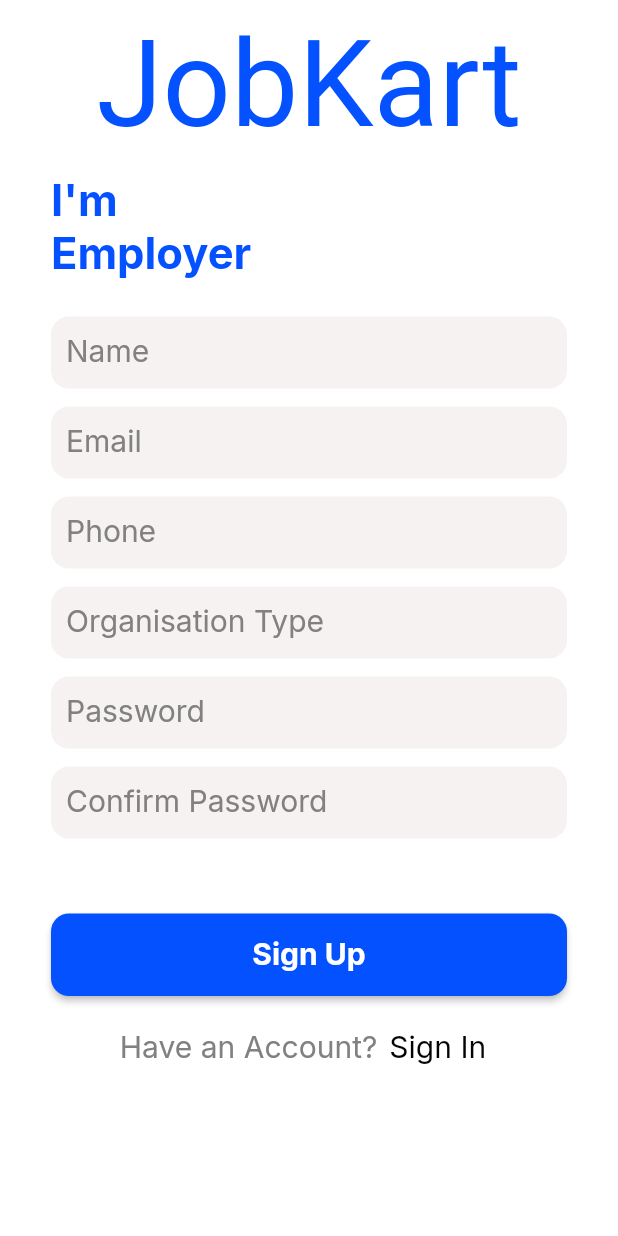
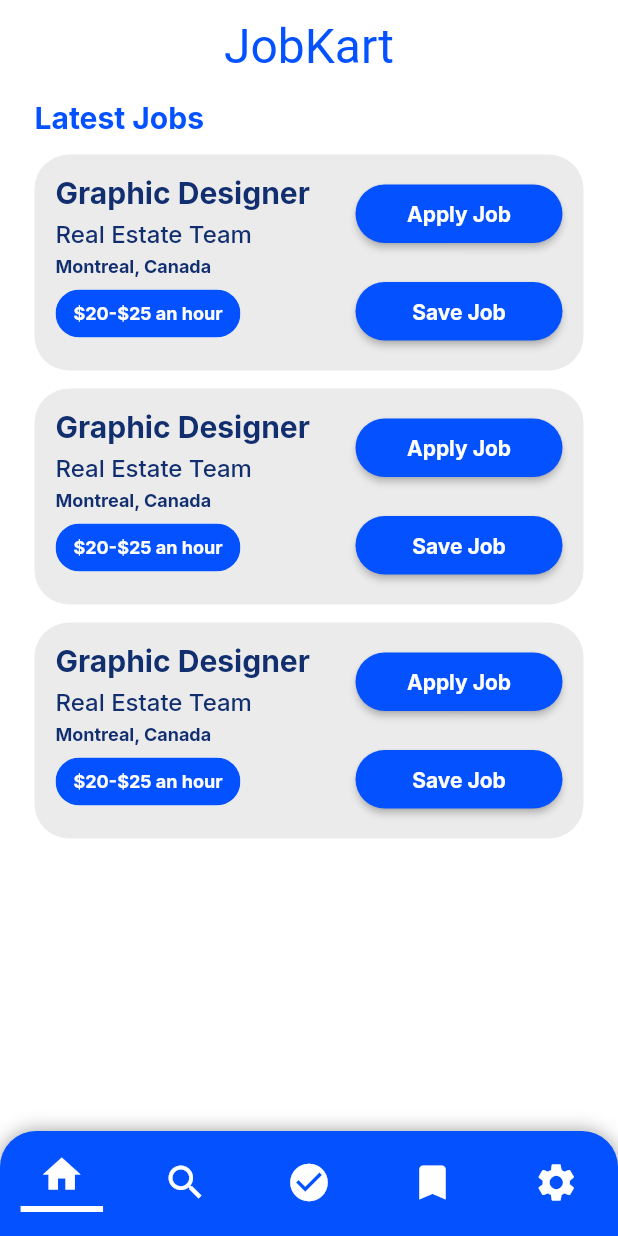
Before and after one commit to nikhil24-tech/jobrecruitmentapp_hybrid, a Flutter app: the EmailSignUpScreen screen opened directly with empty values, after a tap on "Sign Up", on a phone screen of 412 x 824 dp. Run offline on Flutter 3.47's test engine with Material 2 defaults, Android fonts, the phone set to English and light mode, and no system bars; our stand-ins replace google_fonts.

Commit message:
jobseeker home page UI

```diff
--- a/lib/constants/style.dart
+++ b/lib/constants/style.dart
@@ -17,13 +17,29 @@ TextStyle kBigLogoTextStyle = TextStyle(
     fontWeight: FontWeight.w400,
     fontFamily: GoogleFonts.jockeyOne().fontFamily);
 
+TextStyle kSmallLogoTextStyle = TextStyle(
+    color: kThemeColor1,
+    fontSize: 32,
+    fontWeight: FontWeight.w400,
+    fontFamily: GoogleFonts.jockeyOne().fontFamily);
 
 TextStyle kHeading1Style = TextStyle(
     fontSize: 29,
     fontWeight: FontWeight.w700,
     color: kThemeColor1,
+    fontFamily: GoogleFonts.inter().fontFamily);  //TextStyle
+
+TextStyle kHeading2BoldStyle = TextStyle(
+    fontSize: 20,
+    fontWeight: FontWeight.w700,
+    color: kThemeColor1,
+    fontFamily: GoogleFonts.inter().fontFamily);  //TextStyle
+
+TextStyle kHeading3DarkStyle = TextStyle(
+    fontSize: 16,
+    fontWeight: FontWeight.w500,
+    color: Color(0xFF112E6F),
     fontFamily: GoogleFonts.inter().fontFamily);
-
 
 TextStyle kGreyoutHeading4Style = TextStyle(
   color: Color(0xFF828181),
@@ -31,6 +47,12 @@ TextStyle kGreyoutHeading4Style = TextStyle(
   fontWeight: FontWeight.w400,
   fontFamily: GoogleFonts.inter().fontFamily,
 );
+
+TextStyle kAppTextBoldWhiteStyle = TextStyle(
+    fontSize: 12,
+    fontWeight: FontWeight.w700,
+    color: Color(0xFFFDFDFD),
+    fontFamily: GoogleFonts.inter().fontFamily);
 
 InputDecoration kTextFieldInputDecoration = InputDecoration(
   contentPadding: EdgeInsets.symmetric(horizontal: 10, vertical: 10),
@@ -53,8 +75,18 @@ TextStyle kBigButtonTextStyle = TextStyle(
   fontWeight: FontWeight.w700,
   fontSize: 20,
   fontFamily: GoogleFonts.inter().fontFamily,
+);  //TextStyle
+
+TextStyle kSmallButtonTextStyle = TextStyle(
+  color: Color(0xFFE5EBFA),
+  fontWeight: FontWeight.w700,
+  fontSize: 14,
+  fontFamily: GoogleFonts.inter().fontFamily,
 );
 
+
+TextStyle kAppTextDarkBoldStyle =
+kAppTextBoldWhiteStyle.copyWith(color: Color(0xFF112E6F));
 
 OutlinedBorder kBigButtonShape =
 RoundedRectangleBorder(borderRadius: BorderRadius.circular(12));
@@ -64,3 +96,9 @@ ButtonStyle kBigButtonStyle = ElevatedButton.styleFrom(
     fixedSize: Size(354, 55),
     textStyle: kBigButtonTextStyle,
     primary: kThemeColor1);
+
+ButtonStyle kSmallButtonStyle = ElevatedButton.styleFrom(
+    shape: RoundedRectangleBorder(borderRadius: BorderRadius.circular(23)),
+    fixedSize: Size(138, 39),
+    textStyle: kSmallButtonTextStyle,
+    primary: kThemeColor1);
--- /dev/null
+++ b/lib/screens/JobSeeker/HomeScreenPagesJs/js_home_page.dart
@@ -0,0 +1,30 @@
+import 'package:flutter/material.dart';
+import '../../../constants/style.dart';
+import '../../../widgets/JobSeeker/js_job_listing_widget.dart';
+class JobSeekerHomePage extends StatelessWidget {
+  @override
+  Widget build(BuildContext context) {
+    return Container(
+      padding: EdgeInsets.symmetric(horizontal: 23),
+      width: double.maxFinite,
+      child: Column(
+        crossAxisAlignment: CrossAxisAlignment.center,
+        children: [
+          SizedBox(height: 12),
+          Text('JobKart', style: kSmallLogoTextStyle),
+          SizedBox(height: 17),
+          Align(
+            alignment: Alignment.centerLeft,
+            child: Text('Latest Jobs', style: kHeading2BoldStyle),
+          ),
+          SizedBox(height: 12),
+          JobSeekerJobListingWidget(),
+          SizedBox(height: 12),
+          JobSeekerJobListingWidget(),
+          SizedBox(height: 12),
+          JobSeekerJobListingWidget(),
+        ],
+      ),
+    );
+  }
+}
--- /dev/null
+++ b/lib/screens/JobSeeker/home_screen_jobseeker.dart
@@ -0,0 +1,91 @@
+import 'package:flutter/material.dart';
+import '../../constants/style.dart';
+import '../../widgets/JobSeeker/underlined_icon_widget.dart';
+import 'HomeScreenPagesJs/js_home_page.dart';
+
+class JobSeekerHomeScreen extends StatefulWidget {
+  @override
+  State<JobSeekerHomeScreen> createState() => _JobSeekerHomeScreenState();
+}
+
+class _JobSeekerHomeScreenState extends State<JobSeekerHomeScreen> {
+  int currentIndexOfBNB = 0; //BNB is Bottom Navigation Bar
+  final List<Widget> _pages = [ JobSeekerHomePage(),
+    JobSeekerHomePage(),
+    JobSeekerHomePage(),
+    JobSeekerHomePage(),
+    JobSeekerHomePage(),];
+
+  @override
+  Widget build(BuildContext context) {
+    return Scaffold(
+      backgroundColor: Colors.white,
+      extendBody: true,
+      body: SafeArea(
+        child: _pages[currentIndexOfBNB],
+      ),
+      bottomNavigationBar: Container(
+        decoration: BoxDecoration(
+          color: Colors.transparent,
+          //backgroundBlendMode: BlendMode.clear,
+          borderRadius: BorderRadius.only(
+            topLeft: Radius.circular(24),
+            topRight: Radius.circular(24),
+          ),
+          boxShadow: [
+            BoxShadow(color: Colors.black38, spreadRadius: 0, blurRadius: 10),
+          ],
+        ),
+        child: ClipRRect(
+          borderRadius: BorderRadius.only(
+            topLeft: Radius.circular(24),
+            topRight: Radius.circular(24),
+          ),
+          child: BottomNavigationBar(
+              type: BottomNavigationBarType.fixed,
+              currentIndex: currentIndexOfBNB,
+              onTap: (index) => setState(() {
+                currentIndexOfBNB = index;
+              }),
+              showSelectedLabels: false,
+              showUnselectedLabels: false,
+              backgroundColor: kThemeColor1,
+              unselectedItemColor: Colors.white,
+              selectedItemColor: Colors.white,
+              items: [
+                BottomNavigationBarItem(
+                  icon: currentIndexOfBNB == 0
+                      ? UnderlinedIconWidget(iconData: Icons.home)
+                      : Icon(Icons.home, size: 30),
+                  label: 'Home',
+                ),
+                BottomNavigationBarItem(
+                  icon: currentIndexOfBNB == 1
+                      ? UnderlinedIconWidget(iconData: Icons.search)
+                      : Icon(Icons.search, size: 30),
+                  label: 'Search',
+                ),
+                BottomNavigationBarItem(
+                  icon: currentIndexOfBNB == 2
+                      ? UnderlinedIconWidget(iconData: Icons.check_circle)
+                      : Icon(Icons.check_circle, size: 30),
+                  label: 'Add',
+                ),
+                BottomNavigationBarItem(
+                  icon: currentIndexOfBNB == 3
+                      ? UnderlinedIconWidget(iconData: Icons.bookmark)
+                      : Icon(Icons.bookmark, size: 30),
+                  label: 'Profile',
+                ),
+                BottomNavigationBarItem(
+                  icon: currentIndexOfBNB == 4
+                      ? UnderlinedIconWidget(iconData: Icons.settings)
+                      : Icon(Icons.settings, size: 30),
+                  label: 'Settings',
+                ),
+              ]),
+        ),
+      ),
+    );
+  }
+}
--- a/lib/screens/email_login.dart
+++ b/lib/screens/email_login.dart
@@ -3,6 +3,7 @@ import 'package:flutter/cupertino.dart';
 import 'package:flutter/material.dart';
 import 'package:jobrecruitmentapp_hybrid/screens/user_type_select.dart';
 import '../../constants/style.dart';
+
 import 'email_signup.dart';
 
 class EmailLoginScreen extends StatefulWidget {
@@ -71,8 +72,6 @@ class _EmailLoginScreenState extends State<EmailLoginScreen> {
                         style: kBigButtonStyle,
                         child: Text('Sign In', style: kBigButtonTextStyle),
                         onPressed: () async {
-                          //TODO:Implement Sign In Logic
-
 
                         }
                     ),
--- a/lib/screens/email_signup.dart
+++ b/lib/screens/email_signup.dart
@@ -3,6 +3,7 @@ import 'package:flutter/material.dart';
 import 'package:jobrecruitmentapp_hybrid/screens/user_type_select.dart';
 
 import '../constants/style.dart';
+import 'JobSeeker/home_screen_jobseeker.dart';
 
 class EmailSignUpScreen extends StatefulWidget {
   UserType userType;
@@ -108,6 +109,16 @@ class _EmailSignUpScreenState extends State<EmailSignUpScreen> {
                         style: kBigButtonStyle,
                         child: Text('Sign Up', style: kBigButtonTextStyle),
                         onPressed: (){
+                          widget.userType == UserType.employer
+                              ? Navigator.push(
+                            context,
+                            MaterialPageRoute(
+                                builder: (context) => JobSeekerHomeScreen()),
+                          ) : Navigator.push(
+                            context,
+                            MaterialPageRoute(
+                                builder: (context) => JobSeekerHomeScreen()),
+                          );
 
                         }
                     ),
--- /dev/null
+++ b/lib/widgets/JobSeeker/js_job_listing_widget.dart
@@ -0,0 +1,65 @@
+import 'package:flutter/material.dart';
+import '../../constants/style.dart';
+
+class JobSeekerJobListingWidget extends StatelessWidget {
+//A Row inside a container with two columns in it. The first column
+  //containing three text widgets and a chip .The second column
+  //containing an icon and a button
+
+  @override
+  Widget build(BuildContext context) {
+    return GestureDetector(
+      onTap: () {},
+      child: Container(
+        padding: EdgeInsets.all(14),
+        decoration: BoxDecoration(
+          color: Color(0xAAE2E1E1),
+          borderRadius: BorderRadius.circular(23),
+        ),
+        child: Row(
+          mainAxisAlignment: MainAxisAlignment.spaceBetween,
+          children: [
+            Column(
+              crossAxisAlignment: CrossAxisAlignment.start,
+              children: [
+                Text('Graphic Designer',
+                    style:
+                    kHeading2BoldStyle.copyWith(color: Color(0xFF112E6F))),
+                SizedBox(height: 5),
+                Text(
+                  'Real Estate Team',
+                  style: kHeading3DarkStyle,
+                ),
+                SizedBox(height: 5),
+                Text('Montreal, Canada', style: kAppTextDarkBoldStyle),
+                Chip(
+                  label:
+                  Text('\$20-\$25 an hour', style: kAppTextBoldWhiteStyle),
+                  backgroundColor: kThemeColor1,
+                ),
+              ],
+            ),
+            Column(
+              crossAxisAlignment: CrossAxisAlignment.end,
+              children: [
+                ElevatedButton(
+                  style: kSmallButtonStyle,
+                  child: Text("Apply Job"),
+                  onPressed: () {},
+                ),
+                SizedBox(height: 17),
+                ElevatedButton(
+                  style: kSmallButtonStyle,
+                  child: Text("Save Job"),
+                  onPressed: () {
+                    //TODO: Implement Save job functionality
+                  },
+                ),
+              ],
+            ),
+          ],
+        ),
+      ),
+    );
+  }
+}
--- /dev/null
+++ b/lib/widgets/JobSeeker/underlined_icon_widget.dart
@@ -0,0 +1,15 @@
+import 'package:flutter/material.dart';
+
+class UnderlinedIconWidget extends StatelessWidget {
+  final IconData iconData;
+  UnderlinedIconWidget({required this.iconData});
+
+  @override
+  Widget build(BuildContext context) {
+    return Column(children: [
+      Icon(iconData, size: 30),
+      SizedBox(height: 6),
+      Container(height: 4, width: 55, color: Colors.white),
+    ]);
+  }
+}
```
Also changed, not shown: lib/screens/Admin/home_screen_admin.dart (added), lib/screens/Employer/home_screen_employer.dart (added).
